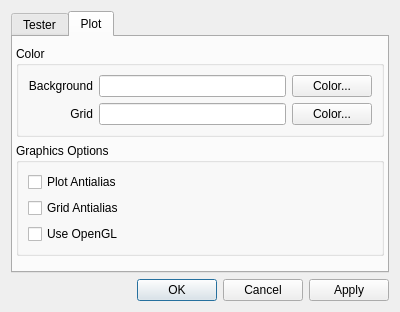
skiars/SerialTool, file SerialTool/ui/optionsbox.ui: the form before one commit.
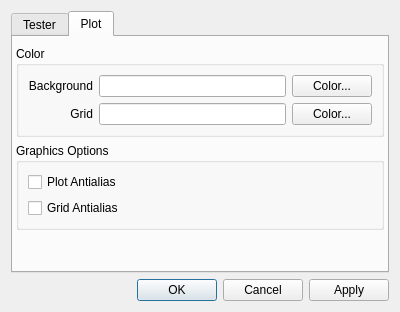
The form after the commit. The open tabs and pages were chosen to show the change.

Commit message: 移除了OpenGL相关选项，移除jpg文件保存功能.

```diff
--- a/SerialTool/ui/optionsbox.ui
+++ b/SerialTool/ui/optionsbox.ui
@@ -274,13 +274,6 @@
             </property>
            </widget>
           </item>
-          <item>
-           <widget class="QCheckBox" name="openGlBox">
-            <property name="text">
-             <string>Use OpenGL</string>
-            </property>
-           </widget>
-          </item>
          </layout>
         </widget>
        </item>
```
Left out of the diff: 6 changed lines with no effect on the pictures. The commit also changes 11 other files.
